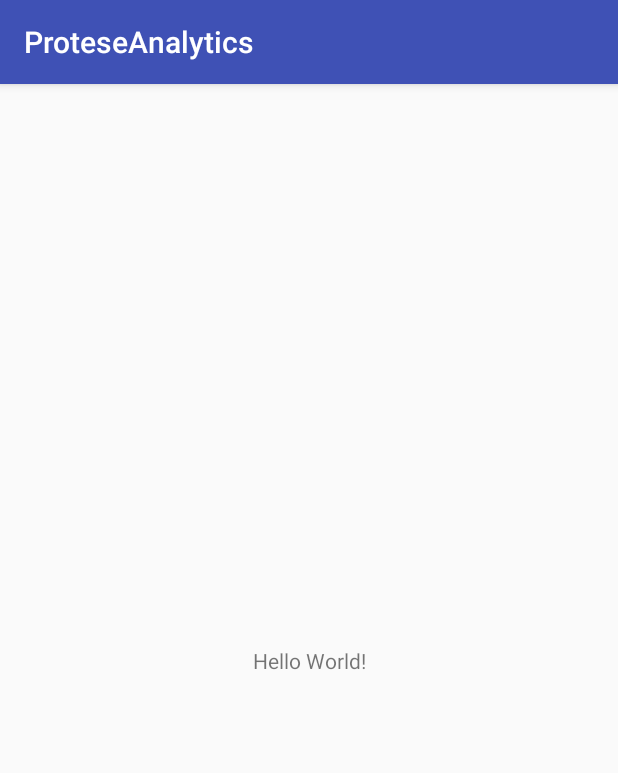
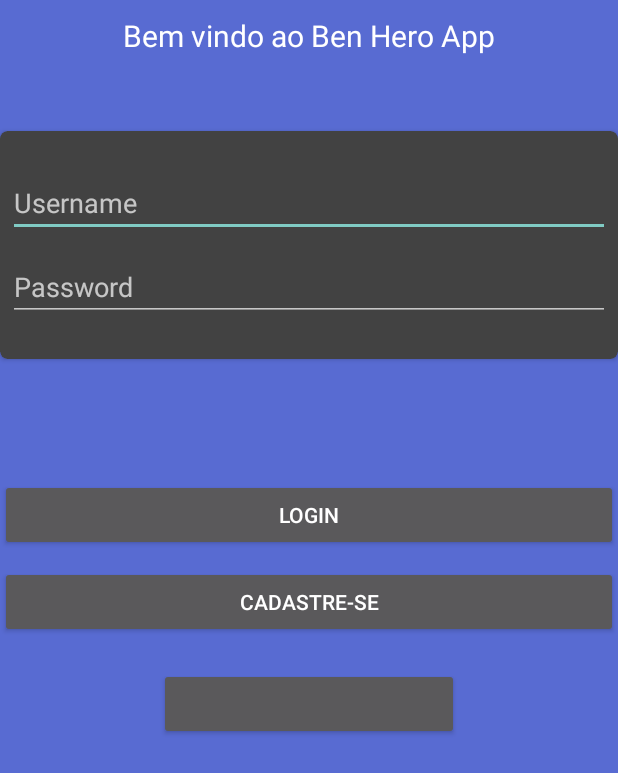
Before and after one commit to MarceloxAlves/ProteseAnalytics, an Android app: the screen it shows after launch (MainActivity before the commit, LoginActivity after it), on a phone screen of 412 x 824 dp. Shown: the top 773 px of the screen. Run offline under Robolectric (Android 15) with nearby library versions, the phone set to English and light mode, and no system bars.

Commit message:
Tela de login

```diff
--- a/app/build.gradle
+++ b/app/build.gradle
@@ -25,4 +25,5 @@ dependencies {
     testImplementation 'junit:junit:4.12'
     androidTestImplementation 'com.android.support.test:runner:1.0.1'
     androidTestImplementation 'com.android.support.test.espresso:espresso-core:3.0.1'
+    compile 'com.android.support:cardview-v7:26.0.0'
 }
--- a/app/src/main/AndroidManifest.xml
+++ b/app/src/main/AndroidManifest.xml
@@ -9,13 +9,16 @@
         android:roundIcon="@mipmap/ic_launcher_round"
         android:supportsRtl="true"
         android:theme="@style/AppTheme">
-        <activity android:name=".MainActivity">
+        <activity android:name=".app.LoginActivity"
+            android:theme="@style/Theme.AppCompat.NoActionBar">
             <intent-filter>
                 <action android:name="android.intent.action.MAIN" />
 
                 <category android:name="android.intent.category.LAUNCHER" />
             </intent-filter>
         </activity>
+        <activity android:name=".MainActivity">
+        </activity>
     </application>
 
 </manifest>
--- /dev/null
+++ b/app/src/main/java/br/com/m2j/proteseanalytics/app/LoginActivity.java
@@ -0,0 +1,15 @@
+package br.com.m2j.proteseanalytics.app;
+
+import android.support.v7.app.AppCompatActivity;
+import android.os.Bundle;
+
+import br.com.m2j.proteseanalytics.R;
+
+public class LoginActivity extends AppCompatActivity {
+
+    @Override
+    protected void onCreate(Bundle savedInstanceState) {
+        super.onCreate(savedInstanceState);
+        setContentView(R.layout.activity_login);
+    }
+}
--- /dev/null
+++ b/app/src/main/res/drawable/custom_button.xml
@@ -0,0 +1,13 @@
+<?xml version="1.0" encoding="utf-8"?>
+<shape xmlns:android="http://schemas.android.com/apk/res/android"
+    android:shape="rectangle">
+
+    <solid
+        android:color="@color/colorWhite">
+    </solid>
+    <stroke
+        android:width="1dp"
+        android:color="@color/colorPrimary">
+    </stroke>
+
+</shape>
--- /dev/null
+++ b/app/src/main/res/layout/activity_login.xml
@@ -0,0 +1,73 @@
+<?xml version="1.0" encoding="utf-8"?>
+<LinearLayout xmlns:android="http://schemas.android.com/apk/res/android"
+    xmlns:app="http://schemas.android.com/apk/res-auto"
+    xmlns:tools="http://schemas.android.com/tools"
+    android:layout_width="match_parent"
+    android:layout_height="match_parent"
+    tools:context=".app.LoginActivity"
+    android:background="@color/colorPrimary"
+    android:orientation="vertical">
+
+    <TextView
+        android:layout_width="wrap_content"
+        android:layout_height="wrap_content"
+        android:text="@string/bem_vindo_ao_ben_hero_app"
+        android:textColor="@color/colorWhite"
+        android:layout_gravity="center"
+        android:textSize="20sp"
+        android:layout_marginTop="10dp"/>
+
+    <android.support.v7.widget.CardView
+        android:layout_width="match_parent"
+        android:layout_height="wrap_content"
+        android:layout_marginTop="50dp"
+        android:elevation="20dp"
+        android:background="@color/colorWhite"
+        app:cardCornerRadius="5dp">
+
+        <RelativeLayout
+            android:layout_width="match_parent"
+            android:layout_height="match_parent"
+            android:layout_marginBottom="20dp"
+            android:layout_marginTop="20dp">
+
+            <EditText
+                android:id="@+id/username"
+                android:layout_width="match_parent"
+                android:layout_height="wrap_content"
+                android:layout_margin="5dp"
+                android:hint="@string/username" />
+
+            <EditText
+                android:id="@+id/password"
+                android:layout_width="match_parent"
+                android:layout_height="wrap_content"
+                android:layout_below="@+id/username"
+                android:layout_margin="5dp"
+                android:hint="@string/password" />
+        </RelativeLayout>
+    </android.support.v7.widget.CardView>
+
+    <Button
+        android:id="@+id/login_btn"
+        android:layout_width="match_parent"
+        android:layout_height="wrap_content"
+        android:layout_gravity="center"
+        android:layout_marginTop="80dp"
+        android:text="@string/login" />
+
+    <Button
+        android:id="@+id/cadastro_btn"
+        android:layout_marginTop="10dp"
+        android:layout_width="match_parent"
+        android:layout_height="wrap_content"
+        android:text="@string/cadastre_se"
+        android:layout_gravity="center"/>
+    <Button
+        android:id="@+id/google_btn"
+        android:layout_margin="20dp"
+        android:layout_width="200dp"
+        android:layout_height="wrap_content"
+        android:layout_gravity="center"/>
+
+</LinearLayout>
--- a/app/src/main/res/values/colors.xml
+++ b/app/src/main/res/values/colors.xml
@@ -1,6 +1,8 @@
 <?xml version="1.0" encoding="utf-8"?>
 <resources>
-    <color name="colorPrimary">#3F51B5</color>
+    <color name="colorPrimary">#586bd2</color>
     <color name="colorPrimaryDark">#303F9F</color>
     <color name="colorAccent">#FF4081</color>
+    <color name="colorGrey">#C8CEC2</color>
+    <color name="colorWhite">#FFFFFF</color>
 </resources>
--- a/app/src/main/res/values/strings.xml
+++ b/app/src/main/res/values/strings.xml
@@ -1,3 +1,8 @@
 <resources>
     <string name="app_name">ProteseAnalytics</string>
+    <string name="login">Login</string>
+    <string name="cadastre_se">Cadastre-se</string>
+    <string name="bem_vindo_ao_ben_hero_app">Bem vindo ao Ben Hero App</string>
+    <string name="username">Username</string>
+    <string name="password">Password</string>
 </resources>
```
